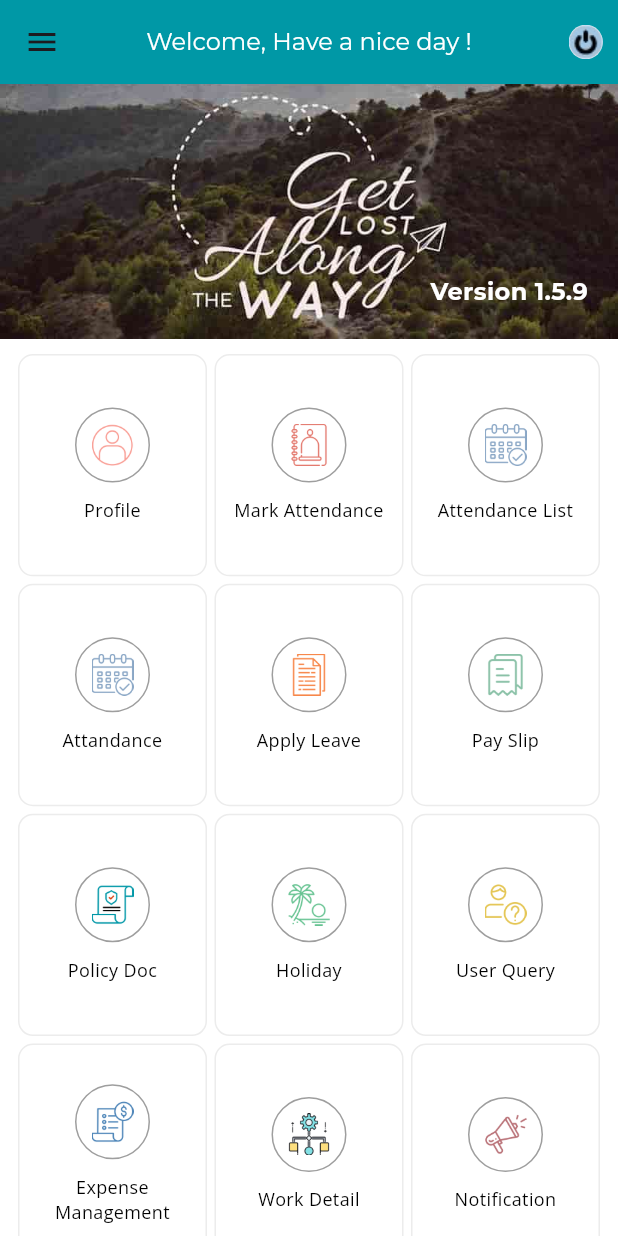
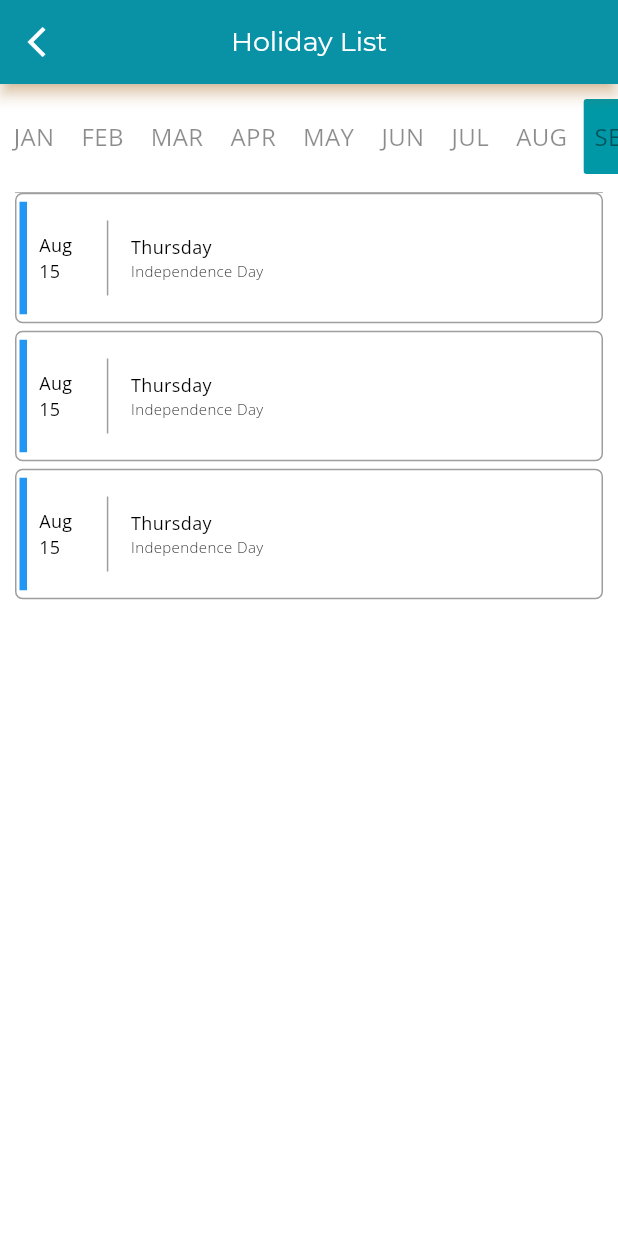
Before and after one commit to Soyabali/HRMS-Synergy, a Flutter app: the DashBoardHomePage screen opened directly, after a tap on "Holiday", on a phone screen of 412 x 824 dp. Run offline on Flutter 3.47's test engine with Material 3 defaults, Android fonts, the phone set to English and light mode, and no system bars; our stand-ins replace dotted_border, flutter_easyloading, fluttertoast, geolocator, google_fonts, google_maps_flutter and 3 more; accounts and stored records are empty; project files that could hold a hidden picture were left out.

Commit message:
User Query ui

```diff
--- a/lib/presentation/dashboard/dashboard.dart
+++ b/lib/presentation/dashboard/dashboard.dart
@@ -10,12 +10,14 @@ import '../../data/hrmsattendance.dart';
 import '../../data/loader_helper.dart';
 import '../attendancelist/attendancelist.dart';
 import '../expensemanagement/expense_management.dart';
+import '../holiday/holidaylist.dart';
 import '../notification/notification.dart';
 import '../policydoc/policydoc.dart';
 import '../resources/app_colors.dart';
 import '../resources/app_text_style.dart';
 import '../resources/assets_manager.dart';
 import '../resources/routes_manager.dart';
+import '../userquery/userQuery.dart';
 import '../workdetail/workdetail.dart';
 
 class DashBoard extends StatelessWidget {
@@ -1054,11 +1056,13 @@ class _DashBoardHomePageState extends State<DashBoardHomePage> {
                         GestureDetector(
                           onTap: (){
                             print('---Mark Attendance----');
-                            // Navigator.push(
-                            //   context,
-                            //   MaterialPageRoute(builder: (context) => const DummyScreen(title: 'Apply Leave')),
-                            // );
+
+                            Navigator.push(
+                              context,
+                              MaterialPageRoute(builder: (context) => HolidaylistScreen()),
+                            );
                           },
+
                           child: Container(
                             height: 100.0,
                             decoration: BoxDecoration(
@@ -1115,10 +1119,10 @@ class _DashBoardHomePageState extends State<DashBoardHomePage> {
                         GestureDetector(
                           onTap: (){
                             print('---Profle----');
-                            // Navigator.push(
-                            //   context,
-                            //   MaterialPageRoute(builder: (context) => const DummyScreen(title: 'Apply Leave')),
-                            // );
+                            Navigator.push(
+                              context,
+                              MaterialPageRoute(builder: (context) => const Userquery()),
+                            );
                           },
                           child: Container(
                             height: 100.0,
--- a/lib/presentation/holiday/holidaylist.dart
+++ b/lib/presentation/holiday/holidaylist.dart
@@ -0,0 +1,379 @@
+import 'package:flutter/material.dart';
+import 'package:flutter/services.dart';
+import '../dashboard/dashboard.dart';
+import '../resources/app_text_style.dart';
+import 'package:intl/intl.dart';
+
+class Holidaylist extends StatelessWidget {
+  const Holidaylist({super.key});
+
+  @override
+  Widget build(BuildContext context) {
+    return const MaterialApp(
+      debugShowCheckedModeBanner: false,
+      home: HolidaylistScreen(),
+    );
+  }
+}
+
+class HolidaylistScreen extends StatefulWidget {
+  const HolidaylistScreen({super.key});
+
+  @override
+  State<HolidaylistScreen> createState() => _PolicydocScreenState();
+}
+
+class _PolicydocScreenState extends State<HolidaylistScreen> {
+  // month name list
+  late String currentMonth;
+  late String selectedMonth;
+
+  final List<String> months = [
+    "JAN",
+    "FEB",
+    "MAR",
+    "APR",
+    "MAY",
+    "JUN",
+    "JUL",
+    "AUG",
+    "SEP",
+    "OCT",
+    "NOV",
+    "DEC"
+  ];
+
+  // DateTime now = DateTime.now(); // Get the current date and time
+  //String currentMonth = DateFormat('MMM').format(now); // Format it to get the short month name (e.g., "Jan")
+
+  @override
+  void initState() {
+    // TODO: implement initState
+    super.initState();
+    DateTime now = DateTime.now();
+    currentMonth = DateFormat('MMM')
+        .format(now)
+        .toUpperCase(); // Format to get the month as "Jan"
+    selectedMonth = currentMonth;
+    print('----44---$selectedMonth');
+  }
+
+  @override
+  Widget build(BuildContext context) {
+    return Scaffold(
+        backgroundColor: Colors.white,
+        // appBar
+        appBar: AppBar(
+          // statusBarColore
+          systemOverlayStyle: const SystemUiOverlayStyle(
+            // Status bar color  // 2a697b
+            statusBarColor: Color(0xFF2a697b),
+            // Status bar brightness (optional)
+            statusBarIconBrightness: Brightness.dark,
+            // For Android (dark icons)
+            statusBarBrightness: Brightness.light, // For iOS (dark icons)
+          ),
+          // backgroundColor: Colors.blu
+          backgroundColor: Color(0xFF0098a6),
+          leading: InkWell(
+            onTap: () {
+              // Navigator.pop(context);
+              Navigator.push(
+                context,
+                MaterialPageRoute(builder: (context) => const DashBoard()),
+              );
+            },
+            child: const Padding(
+              padding: EdgeInsets.only(left: 5.0),
+              child: Icon(
+                Icons.arrow_back_ios,
+                size: 24,
+                color: Colors.white,
+              ),
+            ),
+          ),
+          title: const Padding(
+            padding: EdgeInsets.symmetric(horizontal: 16.0),
+            child: Text(
+              'Holiday List',
+              style: TextStyle(
+                color: Colors.white,
+                fontSize: 18,
+                fontWeight: FontWeight.normal,
+                fontFamily: 'Montserrat',
+              ),
+              textAlign: TextAlign.center,
+            ),
+          ), // Removes shadow under the AppBar
+        ),
+        body: ListView(
+          children: [
+            Padding(
+              padding: const EdgeInsets.only(bottom: 10, top: 10),
+              child: Container(
+                  height: 50, // Set the height of the list
+                  // width: 70,
+                  color: Colors.white,
+                  child: ListView.builder(
+                      scrollDirection:
+                          Axis.horizontal, // Makes the list horizontal
+                      itemCount: months.length, // Number of months
+                      itemBuilder: (context, index) {
+                        bool isCurrentMonth = months[index] == currentMonth;
+                        bool isSelectedMonth = months[index] == selectedMonth;
+
+                        return InkWell(
+                          onTap: () {
+                            setState(() {
+                              selectedMonth = months[index];
+                            });
+                          },
+                          child: Padding(
+                            padding:
+                                const EdgeInsets.symmetric(horizontal: 2.0),
+                            child: Padding(
+                              padding: const EdgeInsets.only(top: 0),
+                              child: Container(
+                                alignment: Alignment.center,
+                                padding: EdgeInsets.symmetric(horizontal: 7),
+                                decoration: BoxDecoration(
+                                  // color: Colors.blueAccent,
+                                  color: isSelectedMonth
+                                      ? Color(0xFF0098a6)
+                                      : Colors.transparent,
+                                  //color: isCurrentMonth ? Color(0xFF0098a6) : Colors.transparent,
+                                  borderRadius: BorderRadius.circular(2),
+                                ),
+                                child: Text(months[index],
+                                    style: AppTextStyle
+                                        .font16OpenSansRegularBlack45TextStyle),
+                              ),
+                            ),
+                          ),
+                        );
+                      })),
+            ),
+            SizedBox(height: 2),
+            Padding(
+              padding: const EdgeInsets.only(left: 10, right: 10),
+              child: Container(
+                height: 0.5,
+                color: Colors.grey,
+              ),
+            ),
+            Container(
+                margin: EdgeInsets.only(left: 10,right: 10,bottom: 5), // Margin around the container
+                decoration: BoxDecoration(
+                  border:
+                  Border.all(color: Colors.grey, width: 1), // Outline border
+                  borderRadius: BorderRadius.circular(5), // Rounded corners
+                  boxShadow: [
+                    BoxShadow(
+                      color: Colors.white,
+                     // color: Colors.grey.withOpacity(0.5), // Shadow color
+                      spreadRadius: 0, // Spread radius of shadow
+                      blurRadius: 0, // Blur radius of shadow
+                      offset: Offset(0, 3), // Offset for the shadow
+                    ),
+                  ],
+                ),
+                child: Row(
+                  mainAxisAlignment: MainAxisAlignment.start,
+                  children: [
+                    Padding(
+                      padding: const EdgeInsets.only(left: 2, top: 5,bottom: 5),
+                      child: Container(
+                        height: 75,
+                        decoration: const BoxDecoration(
+                          border: Border(
+                            left: BorderSide(
+                              /// todo here change a color as a dynamic in a future
+                            color: Colors.blue, width: 5), // Left border
+                          ),
+                        ),
+                        padding: EdgeInsets.all(8), // Padding inside the container
+                        child: Column(
+                          mainAxisAlignment: MainAxisAlignment.center,
+                          crossAxisAlignment: CrossAxisAlignment.start,
+                          children: [
+                            Text('Aug',
+                                style: AppTextStyle.font12OpenSansRegularBlackTextStyle
+                            ),
+                            Text('15', style: AppTextStyle.font12OpenSansRegularBlackTextStyle
+                            ),
+                          ],
+                        ),
+                      ),
+                    ),
+                    // SizedBox(height: 30),
+                    SizedBox(width: 15),
+                    Center(
+                      child: Container(
+                        height: 50,
+                        width: 1,
+                        color: Colors.grey,
+                      ),
+                    ),
+                    SizedBox(width: 15),
+                    Expanded(
+                      child: Column(
+                        mainAxisAlignment: MainAxisAlignment.center,
+                        crossAxisAlignment: CrossAxisAlignment.start,
+                        children: [
+                          Text('Thursday',
+                              style: AppTextStyle.font12OpenSansRegularBlackTextStyle
+                          ),
+                          Text('Independence Day', style: AppTextStyle.font10OpenSansRegularBlackTextStyle
+                          ),
+                        ],
+                      ),
+                    ),
+                  ],
+                ),
+              ),
+            Container(
+              margin: EdgeInsets.only(left: 10,right: 10,bottom: 5), // Margin around the container
+              decoration: BoxDecoration(
+                border:
+                Border.all(color: Colors.grey, width: 1), // Outline border
+                borderRadius: BorderRadius.circular(5), // Rounded corners
+                boxShadow: [
+                  BoxShadow(
+                    color: Colors.white,
+                    // color: Colors.grey.withOpacity(0.5), // Shadow color
+                    spreadRadius: 0, // Spread radius of shadow
+                    blurRadius: 0, // Blur radius of shadow
+                    offset: Offset(0, 3), // Offset for the shadow
+                  ),
+                ],
+              ),
+              child: Row(
+                mainAxisAlignment: MainAxisAlignment.start,
+                children: [
+                  Padding(
+                    padding: const EdgeInsets.only(left: 2, top: 5,bottom: 5),
+                    child: Container(
+                      height: 75,
+                      decoration: const BoxDecoration(
+                        border: Border(
+                          left: BorderSide(
+                            /// todo here change a color as a dynamic in a future
+                              color: Colors.blue, width: 5), // Left border
+                        ),
+                      ),
+                      padding: EdgeInsets.all(8), // Padding inside the container
+                      child: Column(
+                        mainAxisAlignment: MainAxisAlignment.center,
+                        crossAxisAlignment: CrossAxisAlignment.start,
+                        children: [
+                          Text('Aug',
+                              style: AppTextStyle.font12OpenSansRegularBlackTextStyle
+                          ),
+                          Text('15', style: AppTextStyle.font12OpenSansRegularBlackTextStyle
+                          ),
+                        ],
+                      ),
+                    ),
+                  ),
+                  // SizedBox(height: 30),
+                  SizedBox(width: 15),
+                  Center(
+                    child: Container(
+                      height: 50,
+                      width: 1,
+                      color: Colors.grey,
+                    ),
+                  ),
+                  SizedBox(width: 15),
+                  Expanded(
+                    child: Column(
+                      mainAxisAlignment: MainAxisAlignment.center,
+                      crossAxisAlignment: CrossAxisAlignment.start,
+                      children: [
+                        Text('Thursday',
+                            style: AppTextStyle.font12OpenSansRegularBlackTextStyle
+                        ),
+                        Text('Independence Day', style: AppTextStyle.font10OpenSansRegularBlackTextStyle
+                        ),
+                      ],
+                    ),
+                  ),
+                ],
+              ),
+            ),
+            Container(
+              margin: EdgeInsets.only(left: 10,right: 10,bottom: 5), // Margin around the container
+              decoration: BoxDecoration(
+                border:
+                Border.all(color: Colors.grey, width: 1), // Outline border
+                borderRadius: BorderRadius.circular(5), // Rounded corners
+                boxShadow: [
+                  BoxShadow(
+                    color: Colors.white,
+                    // color: Colors.grey.withOpacity(0.5), // Shadow color
+                    spreadRadius: 0, // Spread radius of shadow
+                    blurRadius: 0, // Blur radius of shadow
+                    offset: Offset(0, 3), // Offset for the shadow
+                  ),
+                ],
+              ),
+              child: Row(
+                mainAxisAlignment: MainAxisAlignment.start,
+                children: [
+                  Padding(
+                    padding: const EdgeInsets.only(left: 2, top: 5,bottom: 5),
+                    child: Container(
+                      height: 75,
+                      decoration: const BoxDecoration(
+                        border: Border(
+                          left: BorderSide(
+                            /// todo here change a color as a dynamic in a future
+                              color: Colors.blue, width: 5), // Left border
+                        ),
+                      ),
+                      padding: EdgeInsets.all(8), // Padding inside the container
+                      child: Column(
+                        mainAxisAlignment: MainAxisAlignment.center,
+                        crossAxisAlignment: CrossAxisAlignment.start,
+                        children: [
+                          Text('Aug',
+                              style: AppTextStyle.font12OpenSansRegularBlackTextStyle
+                          ),
+                          Text('15', style: AppTextStyle.font12OpenSansRegularBlackTextStyle
+                          ),
+                        ],
+                      ),
+                    ),
+                  ),
+                  // SizedBox(height: 30),
+                  SizedBox(width: 15),
+                  Center(
+                    child: Container(
+                      height: 50,
+                      width: 1,
+                      color: Colors.grey,
+                    ),
+                  ),
+                  SizedBox(width: 15),
+                  Expanded(
+                    child: Column(
+                      mainAxisAlignment: MainAxisAlignment.center,
+                      crossAxisAlignment: CrossAxisAlignment.start,
+                      children: [
+                        Text('Thursday',
+                            style: AppTextStyle.font12OpenSansRegularBlackTextStyle
+                        ),
+                        Text('Independence Day', style: AppTextStyle.font10OpenSansRegularBlackTextStyle
+                        ),
+                      ],
+                    ),
+                  ),
+                ],
+              ),
+            ),
+
+
+          ],
+        ));
+  }
+}
```
Also changed, not shown: lib/presentation/userquery/userQuery.dart (+240 -0 lines).
